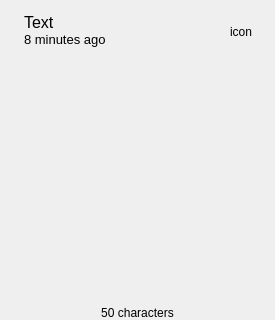
The window that widget/ClipboardItemInnerWidget.ui (SeptemberHX/MPaste) describes before a commit, drawn with Qt 5.
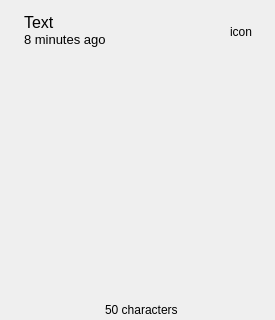
The same window after the commit.

Diff of the .ui file:
```diff
--- a/widget/ClipboardItemInnerWidget.ui
+++ b/widget/ClipboardItemInnerWidget.ui
@@ -151,6 +151,61 @@
     <widget class="QWidget" name="bodyWidget" native="true"/>
    </item>
    <item>
+    <widget class="QWidget" name="infoWidget" native="true">
+     <property name="sizePolicy">
+      <sizepolicy hsizetype="Preferred" vsizetype="Fixed">
+       <horstretch>0</horstretch>
+       <verstretch>0</verstretch>
+      </sizepolicy>
+     </property>
+     <layout class="QHBoxLayout" name="horizontalLayout_2">
+      <property name="spacing">
+       <number>0</number>
+      </property>
+      <property name="leftMargin">
+       <number>3</number>
+      </property>
+      <property name="topMargin">
+       <number>0</number>
+      </property>
+      <property name="rightMargin">
+       <number>3</number>
+      </property>
+      <property name="bottomMargin">
+       <number>0</number>
+      </property>
+      <item>
+       <widget class="QLabel" name="shortkeyLabel">
+        <property name="sizePolicy">
+         <sizepolicy hsizetype="Preferred" vsizetype="Fixed">
+          <horstretch>0</horstretch>
+          <verstretch>0</verstretch>
+         </sizepolicy>
+        </property>
+        <property name="font">
+         <font>
+          <pointsize>9</pointsize>
+         </font>
+        </property>
+        <property name="text">
+         <string/>
+        </property>
+       </widget>
+      </item>
+      <item>
+       <spacer name="horizontalSpacer">
+        <property name="orientation">
+         <enum>Qt::Horizontal</enum>
+        </property>
+        <property name="sizeHint" stdset="0">
+         <size>
+          <width>40</width>
+          <height>20</height>
+         </size>
+        </property>
+       </spacer>
+      </item>
+      <item>
     <widget class="QLabel" name="countLabel">
      <property name="sizePolicy">
       <sizepolicy hsizetype="Preferred" vsizetype="Fixed">
@@ -167,8 +222,24 @@
       <string>50 characters</string>
      </property>
      <property name="alignment">
-      <set>Qt::AlignCenter</set>
-     </property>
+         <set>Qt::AlignLeading|Qt::AlignLeft|Qt::AlignVCenter</set>
+        </property>
+       </widget>
+      </item>
+      <item>
+       <spacer name="horizontalSpacer_2">
+        <property name="orientation">
+         <enum>Qt::Horizontal</enum>
+        </property>
+        <property name="sizeHint" stdset="0">
+         <size>
+          <width>40</width>
+          <height>20</height>
+         </size>
+        </property>
+       </spacer>
+      </item>
+     </layout>
     </widget>
    </item>
   </layout>
```
Lines whose indentation alone changed are shown as unchanged.
